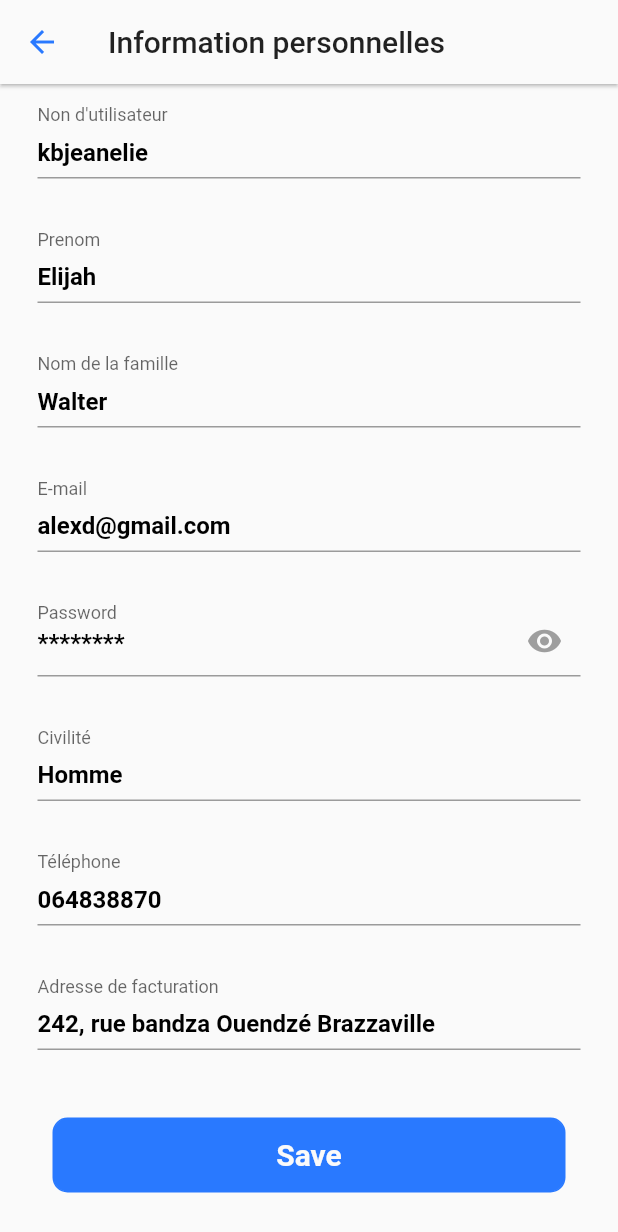
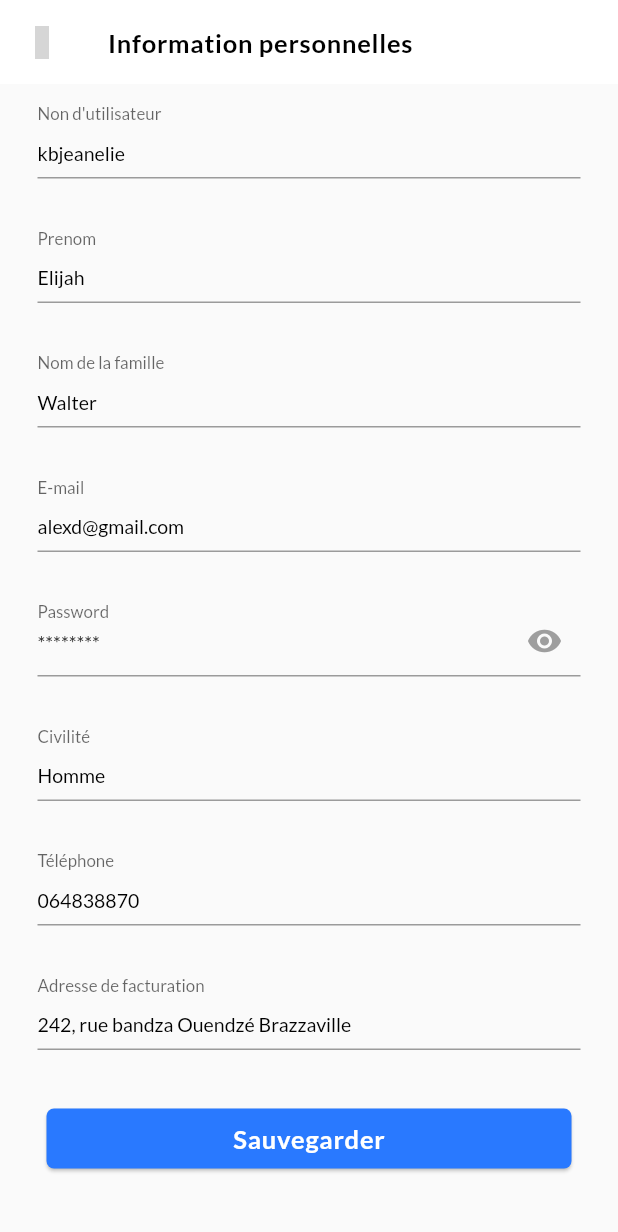
Before and after one commit to gloirebeniche/oppuss, a Flutter app: the EditProfilePage screen opened by its route, on a phone screen of 412 x 824 dp. Shown: the top 1232 px of the screen. Run offline on Flutter 3.47's test engine with Material 2 defaults, Android fonts, the phone set to English and light mode, and no system bars; our stand-ins replace eva_icons_flutter, flutter_svg, go_router, google_fonts, hexcolor, pinput and 2 more; accounts and stored records are empty; network calls fail; grey boxes are pictures that could not be loaded.

Commit message:
MAJ de l'interface de compte, d'information personnelle

```diff
--- a/lib/views/particulars/profile_edit_view.dart
+++ b/lib/views/particulars/profile_edit_view.dart
@@ -1,6 +1,8 @@
 import 'package:flutter/material.dart';
+import 'package:google_fonts/google_fonts.dart';
 import 'package:oppuss/utils/theme.dart';
 import 'package:oppuss/widget/button_widget_app.dart';
+import 'package:oppuss/widget/customized_appbar.dart';
 
 
 class EditProfilePage extends StatefulWidget {
@@ -17,22 +19,7 @@ class _EditProfilePageState extends State<EditProfilePage> {
   Widget build(BuildContext context) {
     return Scaffold(
       backgroundColor: bgColor,
-      appBar: AppBar(
-        title: const Text("Information personnelles",
-            style: TextStyle(fontSize: 20, color: Colors.black87),
-          ),
-        backgroundColor: Theme.of(context).scaffoldBackgroundColor,
-        elevation: 1,
-        leading: IconButton(
-          icon: Icon(
-            Icons.arrow_back,
-            color: primaryColor,
-          ),
-          onPressed: () {
-            Navigator.pop(context);
-          },
-        ),
-      ),
+      appBar: CustomAppBar2("Information personnelles", context),
       body: Container(
         padding: padding,
         child: GestureDetector(
@@ -53,12 +40,7 @@ class _EditProfilePageState extends State<EditProfilePage> {
               Column(
 
                 children: [
-                  BtnCustom(
-                    textColor: bgColor,
-                    buttonColor: primaryColor,
-                    buttonText: "Save",
-                    onPressed: (){},
-                  ),
+                  defaultButton("Sauvegarder", (){})
 
                 ],
               )
@@ -74,6 +56,10 @@ class _EditProfilePageState extends State<EditProfilePage> {
       padding: const EdgeInsets.only(bottom: 35.0),
       child: TextField(
         obscureText: isPasswordTextField ? showPassword : false,
+        style: GoogleFonts.lato(
+          color: black,
+          fontSize: 15
+        ),
         decoration: InputDecoration(
             suffixIcon: isPasswordTextField
                 ? IconButton(
@@ -92,10 +78,9 @@ class _EditProfilePageState extends State<EditProfilePage> {
             labelText: labelText,
             floatingLabelBehavior: FloatingLabelBehavior.always,
             hintText: placeholder,
-            hintStyle: const TextStyle(
-              fontSize: 16,
-              fontWeight: FontWeight.bold,
-              color: Colors.black,
+            hintStyle: GoogleFonts.lato(
+              color: black,
+              fontSize: 13
             )),
       ),
     );
```
Also changed, not shown: lib/views/particulars/account_view.dart (+99 -98 lines), lib/widget/particular/app_widgets.dart (+5 -4 lines).
